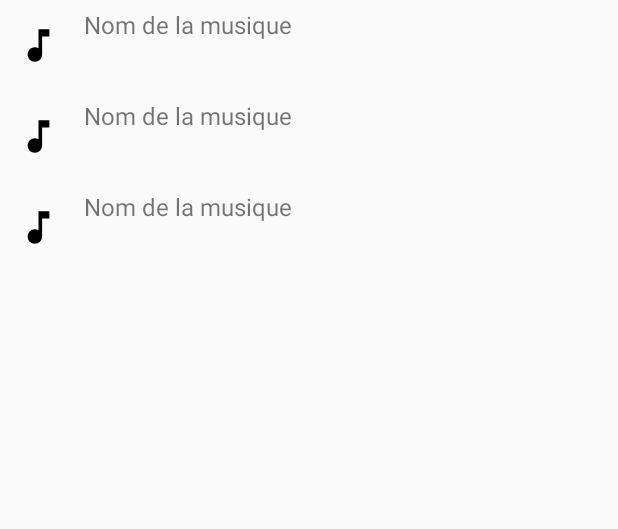
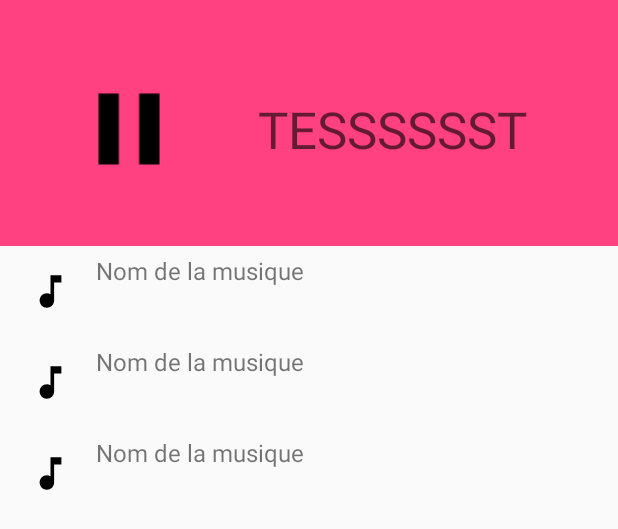
Before and after one commit to LaureenMartina/DeezingMusic, an Android app: the layout track_fragment.xml on its own in the app's theme, with its tools: preview values and no code run, on a phone screen of 412 x 824 dp. Shown: the top 529 px of the screen. Run offline under Robolectric (Android 15) with nearby library versions, the phone set to English and light mode, and no system bars.

Commit message:
motion_scene & motionLayout

```diff
--- a/app/build.gradle
+++ b/app/build.gradle
@@ -65,6 +65,8 @@ dependencies {
     //Architecture component
     implementation 'androidx.lifecycle:lifecycle-extensions:2.0.0'
 
+    implementation 'androidx.constraintlayout:constraintlayout:2.0.0-alpha3'
+
     implementation "androidx.navigation:navigation-fragment:$navigation_version"
     implementation "androidx.navigation:navigation-ui:$navigation_version"
     implementation "androidx.navigation:navigation-runtime-ktx:$navigation_version"
--- a/app/src/main/java/com/example/lays/deezingmusic/track/TrackFragment.kt
+++ b/app/src/main/java/com/example/lays/deezingmusic/track/TrackFragment.kt
@@ -6,6 +6,7 @@ import android.util.Log
 import android.view.LayoutInflater
 import android.view.View
 import android.view.ViewGroup
+import androidx.constraintlayout.motion.widget.MotionLayout
 import androidx.fragment.app.Fragment
 import androidx.lifecycle.Observer
 import androidx.lifecycle.ViewModelProviders
@@ -26,6 +27,7 @@ class TrackFragment: Fragment() {
     private lateinit var trackViewModel: TrackViewModel
     private val args by navArgs<TrackFragmentArgs>()
     private lateinit var iMain: IMain
+    private lateinit var motionLayout: MotionLayout
 
 
     override fun onAttach(context: Context?) {
--- a/app/src/main/res/layout/track_fragment.xml
+++ b/app/src/main/res/layout/track_fragment.xml
@@ -1,5 +1,5 @@
 <?xml version="1.0" encoding="utf-8"?>
-<LinearLayout xmlns:android="http://schemas.android.com/apk/res/android" xmlns:tools="http://schemas.android.com/tools"
+<!--<LinearLayout xmlns:android="http://schemas.android.com/apk/res/android" xmlns:tools="http://schemas.android.com/tools"
               android:orientation="vertical"
               android:layout_width="match_parent"
               android:layout_height="match_parent">
@@ -11,4 +11,79 @@
             tools:listitem="@layout/track_item"
     />
 
-</LinearLayout>
+</LinearLayout>-->
+
+<androidx.constraintlayout.motion.widget.MotionLayout
+        xmlns:android="http://schemas.android.com/apk/res/android"
+        xmlns:app="http://schemas.android.com/apk/res-auto"
+        xmlns:tools="http://schemas.android.com/tools"
+        android:orientation="vertical"
+        android:layout_width="match_parent"
+        app:showPaths="false"
+        android:layout_height="match_parent"
+        app:layoutDescription="@xml/motion_scene"
+        android:id="@+id/motion_trackAlbums">
+
+    <View
+            android:id="@+id/backgroundTrackAlbum"
+            android:layout_width="0dp"
+            android:layout_height="0dp"
+            app:layout_constraintStart_toStartOf="parent"
+            android:background="@color/colorAccent"
+            app:layout_constraintBottom_toBottomOf="@id/space"
+            app:layout_constraintTop_toTopOf="parent"
+            app:layout_constraintEnd_toEndOf="parent"
+            android:alpha="0"
+    />
+
+    <ImageView
+            android:id="@+id/imgTrackAlbum"
+            android:layout_width="140dp"
+            android:layout_height="0dp"
+            android:scaleType="centerCrop"
+            android:layout_marginTop="16dp"
+            app:layout_constraintTop_toTopOf="parent"
+            app:layout_constraintStart_toStartOf="parent"
+            android:layout_marginStart="16dp"
+            app:layout_constraintDimensionRatio="h,1:1"
+            app:srcCompat="@drawable/ic_pause_foreground"/>
+
+    <TextView
+            android:id="@+id/titleTrackAlbum"
+            android:text="TESSSSSST"
+            android:layout_width="0dp"
+            android:layout_height="wrap_content"
+            app:layout_constraintStart_toEndOf="@+id/imgTrackAlbum"
+            android:layout_marginStart="16dp"
+            app:layout_constraintEnd_toEndOf="parent"
+            android:layout_marginEnd="16dp"
+            android:textAppearance="@style/TextAppearance.AppCompat.Display1"
+            android:layout_marginTop="8dp"
+            app:layout_constraintTop_toTopOf="@+id/imgTrackAlbum"
+            android:layout_marginBottom="8dp"
+            app:layout_constraintBottom_toTopOf="@+id/space"/>
+
+    <androidx.recyclerview.widget.RecyclerView
+            android:id="@+id/track_recyclerview"
+            android:layout_width="0dp"
+            android:layout_height="0dp"
+            app:layout_constraintEnd_toEndOf="parent"
+            android:layout_marginEnd="8dp"
+            app:layout_constraintStart_toStartOf="parent"
+            android:layout_marginStart="8dp"
+            app:layout_constraintBottom_toBottomOf="parent"
+            tools:listitem="@layout/track_item"
+            android:layout_marginTop="8dp"
+            app:layout_constraintTop_toBottomOf="@+id/imgTrackAlbum">
+
+    </androidx.recyclerview.widget.RecyclerView>
+
+    <Space
+            android:layout_width="0dp"
+            android:layout_height="8dp"
+            android:id="@+id/space"
+            app:layout_constraintStart_toEndOf="@+id/imgTrackAlbum"
+            app:layout_constraintTop_toBottomOf="@id/imgTrackAlbum"
+            app:layout_constraintEnd_toEndOf="@+id/imgTrackAlbum"
+            app:layout_constraintStart_toStartOf="@+id/imgTrackAlbum"/>
+</androidx.constraintlayout.motion.widget.MotionLayout>
--- /dev/null
+++ b/app/src/main/res/xml/motion_scene.xml
@@ -0,0 +1,31 @@
+<MotionScene
+        xmlns:app="http://schemas.android.com/apk/res-auto"
+        xmlns:android="http://schemas.android.com/apk/res/android">
+    <Transition
+            app:constraintSetStart="@id/start"
+            app:constraintSetEnd="@id/end"
+            app:duration="1000">
+        <OnSwipe
+                app:touchAnchorId="@+id/track_recyclerview"
+                app:touchAnchorSide="top"
+                app:dragDirection="dragUp" />
+    </Transition>
+    <ConstraintSet android:id="@+id/start">
+        <Constraint android:id="@id/backgroundTrackAlbum">
+            <PropertySet app:alpha="0"/>
+        </Constraint>
+    </ConstraintSet>
+    <ConstraintSet android:id="@+id/end">
+        <Constraint android:id="@id/imgTrackAlbum"
+                    android:layout_width="40dp"
+                    android:layout_height="40dp"
+                    android:layout_marginTop="16dp"
+                    app:layout_constraintTop_toTopOf="parent"
+                    app:layout_constraintStart_toStartOf="parent"
+                    android:layout_marginStart="16dp">
+        </Constraint>
+        <Constraint android:id="@id/backgroundTrackAlbum">
+            <PropertySet app:alpha="1"/>
+        </Constraint>
+    </ConstraintSet>
+</MotionScene>
```
